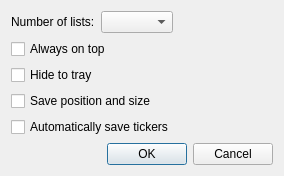
Old version of the form options.ui in the repository HappySeaFox/tht.
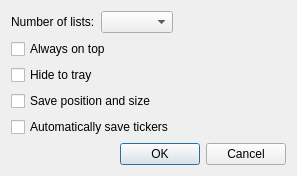
New version of the form.

Commit message: Added minus to a ticker validation regexp (do we need it at all? Or just ignore such tickers?)

What changed in the file:
```diff
--- a/options.ui
+++ b/options.ui
@@ -6,7 +6,7 @@
    <rect>
     <x>0</x>
     <y>0</y>
-    <width>284</width>
+    <width>297</width>
     <height>167</height>
    </rect>
   </property>
```
The commit also changes 2 other files.
